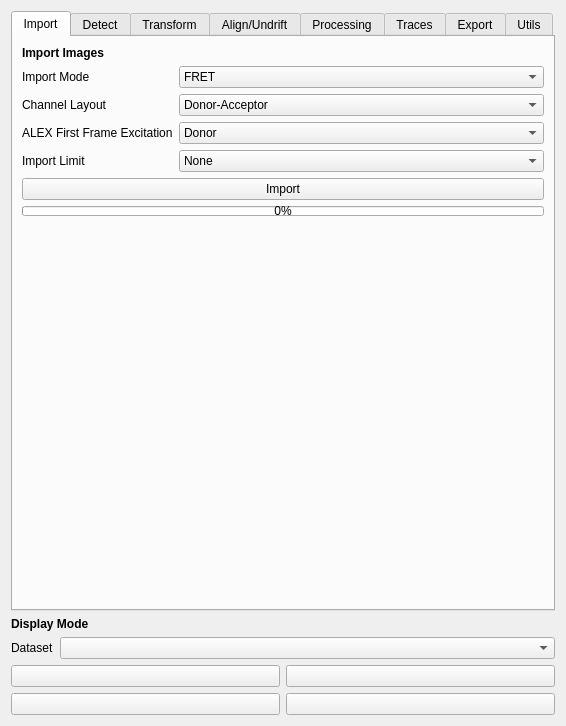
This is src/napari_gapseq2/widget_ui.ui in piedrro/napari-GapSeq2 as Qt 5 draws it before an edit. The edited form follows.
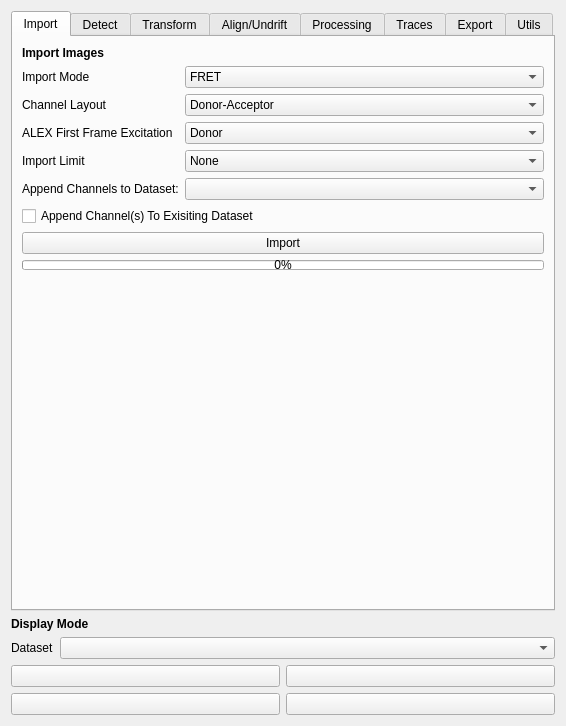
This is the edited form.

```diff
--- a/src/napari_gapseq2/widget_ui.ui
+++ b/src/napari_gapseq2/widget_ui.ui
@@ -195,8 +195,25 @@
            </item>
           </widget>
          </item>
+         <item row="4" column="1">
+          <widget class="QComboBox" name="gapseq_append_dataset"/>
+         </item>
+         <item row="4" column="0">
+          <widget class="QLabel" name="gapseq_append_dataset_label">
+           <property name="text">
+            <string>Append Channels to Dataset:</string>
+           </property>
+          </widget>
+         </item>
         </layout>
        </item>
+       <item>
+        <widget class="QCheckBox" name="gapseq_append">
+         <property name="text">
+          <string>Append Channel(s) To Exisiting Dataset</string>
+         </property>
+        </widget>
+       </item>
        <item>
         <widget class="QPushButton" name="gapseq_import">
          <property name="text">
```
